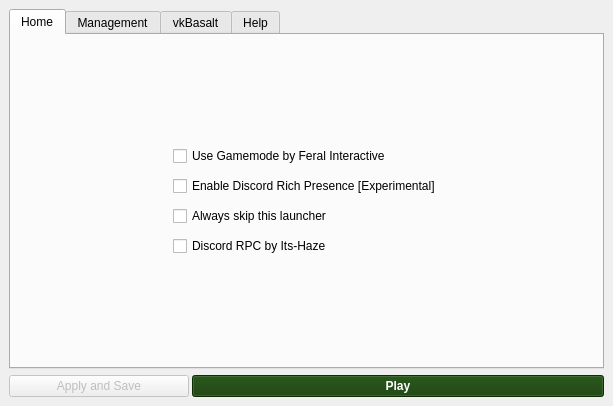
Before: the Qt Designer form src/installer.ui in kassindornelles/lol-for-linux-installer, drawn with Qt 5.
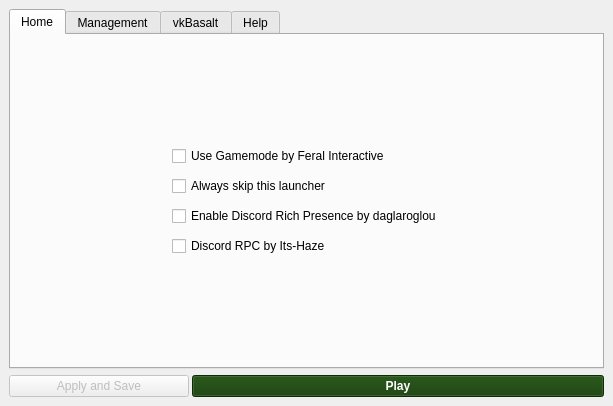
After: the same form once the commit is applied. Icons and pictures are not drawn.

Commit message: Move buttons and add info about Discord RPC

```diff
--- a/src/installer.ui
+++ b/src/installer.ui
@@ -424,42 +424,6 @@
                      </property>
                     </spacer>
                    </item>
-                   <item>
-                    <widget class="QCheckBox" name="Richpresence">
-                     <property name="sizePolicy">
-                      <sizepolicy hsizetype="Minimum" vsizetype="Minimum">
-                       <horstretch>0</horstretch>
-                       <verstretch>0</verstretch>
-                      </sizepolicy>
-                     </property>
-                     <property name="toolTip">
-                      <string>&lt;html&gt;&lt;head/&gt;&lt;body&gt;&lt;p&gt;Enable Discord Rich Presence, provided by league-rpc-linux&lt;/p&gt;&lt;p&gt;&lt;a href=&quot;https://github.com/FeralInteractive/gamemode&quot;&gt;&lt;span style=&quot; text-decoration: underline; color:#007af4;&quot;&gt;https://github.com/daglaroglou/league-rpc-linux&lt;/span&gt;&lt;/a&gt;&lt;/p&gt;&lt;/body&gt;&lt;/html&gt;</string>
-                     </property>
-                     <property name="text">
-                      <string>Enable Discord Rich Presence [Experimental]</string>
-                     </property>
-                     <property name="icon">
-                      <iconset theme="discord">
-                       <normaloff>.</normaloff>.</iconset>
-                     </property>
-                    </widget>
-                   </item>
-                   <item>
-                    <spacer name="verticalSpacer_16">
-                     <property name="orientation">
-                      <enum>Qt::Vertical</enum>
-                     </property>
-                     <property name="sizeType">
-                      <enum>QSizePolicy::Fixed</enum>
-                     </property>
-                     <property name="sizeHint" stdset="0">
-                      <size>
-                       <width>5</width>
-                       <height>10</height>
-                      </size>
-                     </property>
-                    </spacer>
-                   </item>
                    <item>
                     <widget class="QCheckBox" name="skiplaunchercheck">
                      <property name="enabled">
@@ -508,6 +472,42 @@
                      </property>
                     </spacer>
                    </item>
+                   <item>
+                    <widget class="QCheckBox" name="Richpresence">
+                     <property name="sizePolicy">
+                      <sizepolicy hsizetype="Minimum" vsizetype="Minimum">
+                       <horstretch>0</horstretch>
+                       <verstretch>0</verstretch>
+                      </sizepolicy>
+                     </property>
+                     <property name="toolTip">
+                      <string>&lt;html&gt;&lt;head/&gt;&lt;body&gt;&lt;p&gt;Enable Discord Rich Presence, provided by league-rpc-linux&lt;/p&gt;&lt;p&gt;&lt;span style=&quot; font-style:italic;&quot;&gt;Note: May not work with Discord Flatpak.&lt;/span&gt;&lt;/p&gt;&lt;p&gt;&lt;a href=&quot;https://github.com/FeralInteractive/gamemode&quot;&gt;&lt;span style=&quot; text-decoration: underline; color:#007af4;&quot;&gt;https://github.com/daglaroglou/league-rpc-linux&lt;/span&gt;&lt;/a&gt;&lt;/p&gt;&lt;/body&gt;&lt;/html&gt;</string>
+                     </property>
+                     <property name="text">
+                      <string>Enable Discord Rich Presence by daglaroglou</string>
+                     </property>
+                     <property name="icon">
+                      <iconset theme="discord">
+                       <normaloff>.</normaloff>.</iconset>
+                     </property>
+                    </widget>
+                   </item>
+                   <item>
+                    <spacer name="verticalSpacer_16">
+                     <property name="orientation">
+                      <enum>Qt::Vertical</enum>
+                     </property>
+                     <property name="sizeType">
+                      <enum>QSizePolicy::Fixed</enum>
+                     </property>
+                     <property name="sizeHint" stdset="0">
+                      <size>
+                       <width>5</width>
+                       <height>10</height>
+                      </size>
+                     </property>
+                    </spacer>
+                   </item>
                    <item>
                     <widget class="QCheckBox" name="discordrpchaze">
                      <property name="toolTip">
```
Left out of the diff: 5 changed lines with no effect on the pictures.
